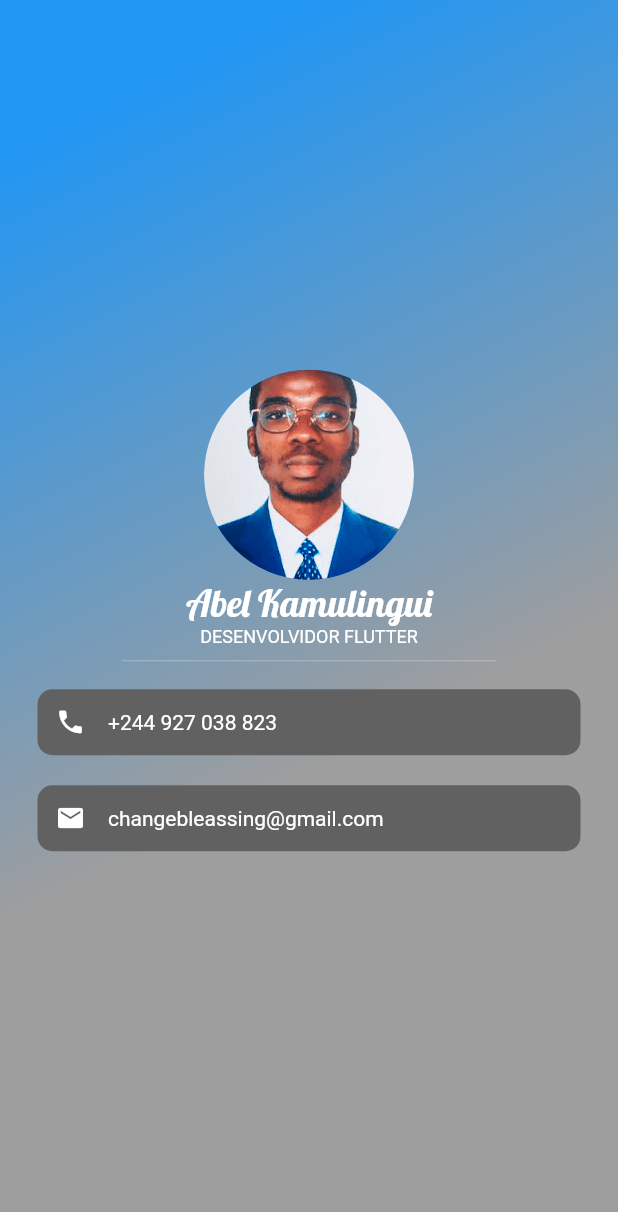
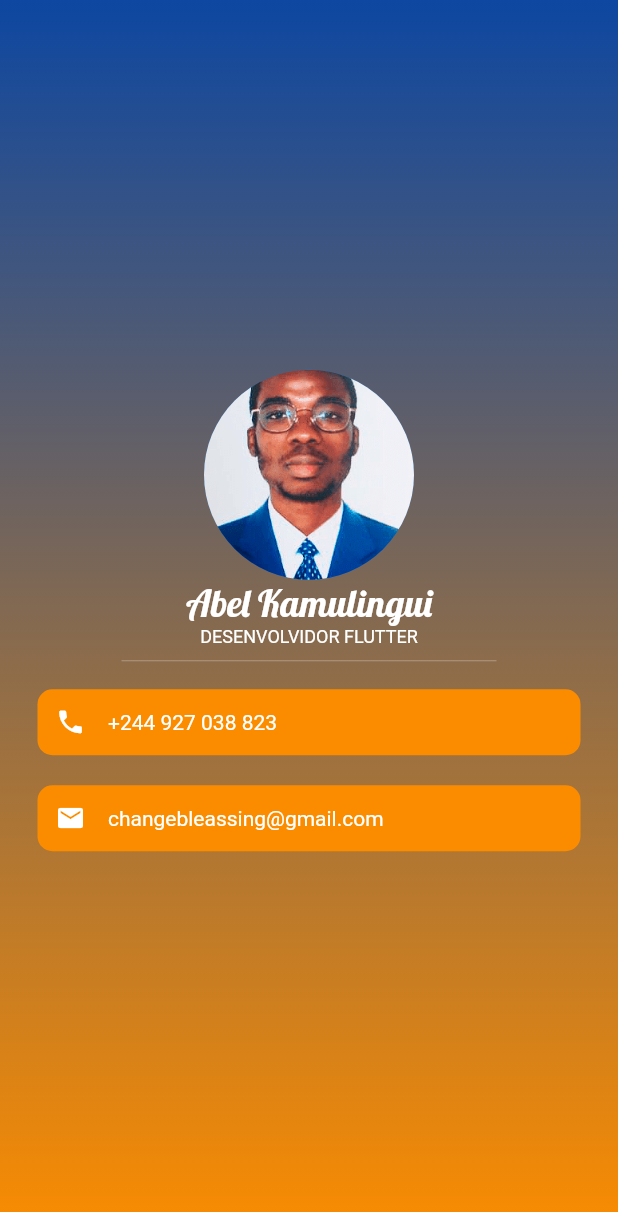
Before and after one commit to abeldomingos/Card_Visit_Dev_Flutter, a Flutter app: the screen it shows after launch, on a phone screen of 412 x 824 dp. Shown: the top 1212 px of the screen. Run offline on Flutter 3.47's test engine with Material 2 defaults, Android fonts, the light colour scheme and no system bars.

Commit message:
commit estilizada
Dei um style

```diff
--- a/lib/home.dart
+++ b/lib/home.dart
@@ -12,9 +12,10 @@ class Home extends StatelessWidget {
             decoration: BoxDecoration(
               gradient: LinearGradient(
                 begin: Alignment.topCenter,
+                  end: Alignment.bottomCenter,
                   colors: [
-                    Colors.blue,
-                    Colors.grey,
+                    Colors.blue.shade900,
+                    Colors. orange.shade600,
                     //Colors.orange.shade400,
                   ]
               ),
@@ -57,7 +58,7 @@ class Home extends StatelessWidget {
                     horizontal: 25,
                   ),
                   decoration: BoxDecoration(
-                    color: Colors.grey.shade700,
+                    color: Colors.orange.shade600,
                     borderRadius: BorderRadius.circular(10),
                   ),
                   padding: const EdgeInsets.all(12),
@@ -84,7 +85,7 @@ class Home extends StatelessWidget {
                     horizontal: 25,
                   ),
                   decoration: BoxDecoration(
-                    color: Colors.grey.shade700,
+                    color: Colors.orange.shade600,
                     borderRadius: BorderRadius.circular(10),
                   ),
                   padding: const EdgeInsets.all(12),
```
Also changed, not shown: imagens/photo1.png (added).
